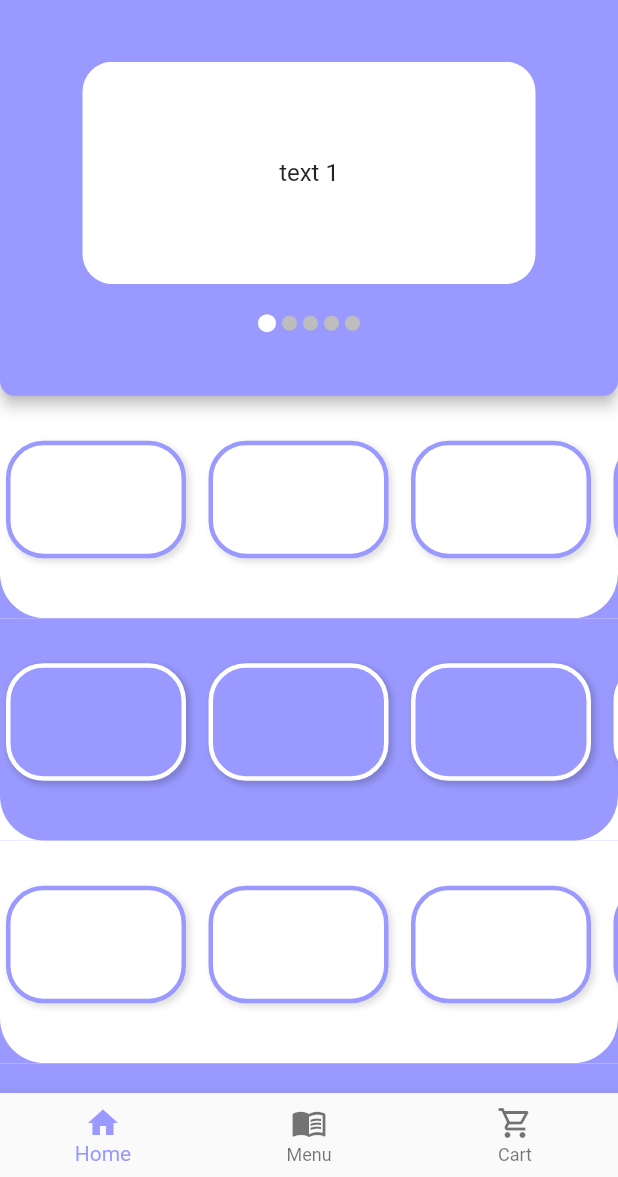
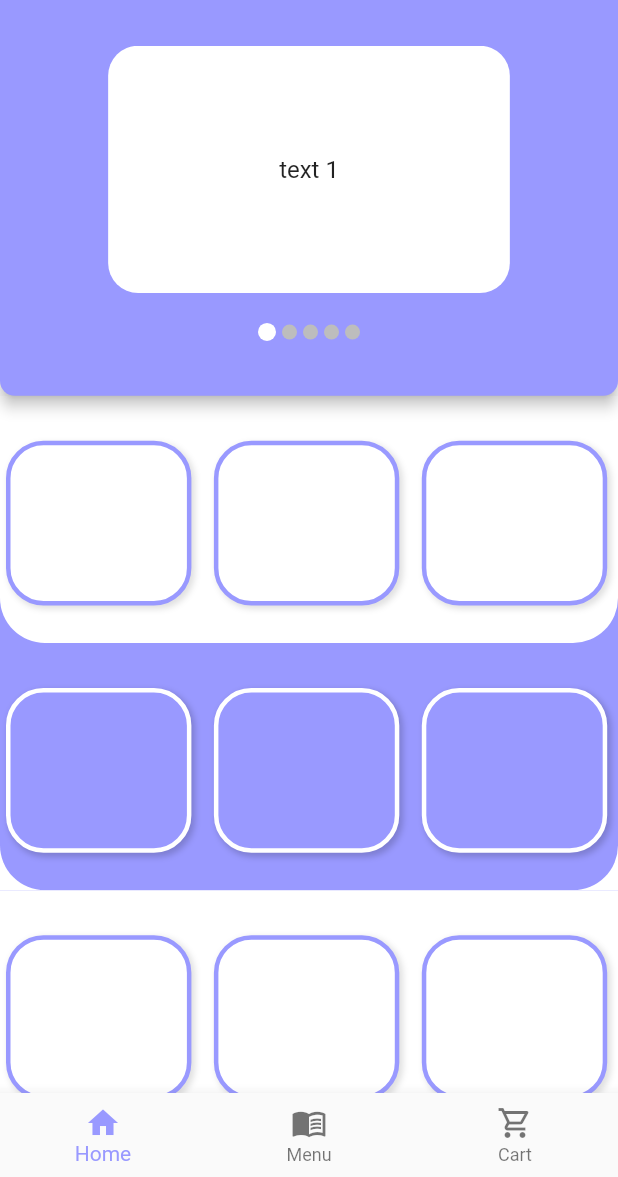
Before and after one commit to MohanpreetS/flutter_projects, a Flutter app: the screen it shows after launch, on a phone screen of 412 x 824 dp, the part 59-1236 px from its top. Run offline on Flutter 3.47's test engine with Material 2 defaults, Android fonts, the phone set to English and light mode, and no system bars; drawn by our look-alikes of carousel_slider; our stand-ins replace shared_preferences, sticky_headers.

Commit message:
platform specific sizes

```diff
--- a/rodhos/lib/screens/cart_screen.dart
+++ b/rodhos/lib/screens/cart_screen.dart
@@ -109,7 +109,8 @@ class _CartScreenState extends State<CartScreen> {
                 topLeft: Radius.circular(20),
                 topRight: Radius.circular(20),
               ),
-              color: Colors.grey.shade300,
+              //color: Colors.grey.shade300,
+              color: Theme.of(context).primaryColor,
             ),
           )
         ],
--- a/rodhos/lib/screens/home_screen.dart
+++ b/rodhos/lib/screens/home_screen.dart
@@ -1,3 +1,5 @@
+import 'dart:io';
+
 import 'package:flutter/material.dart';
 
 import '../screens/cart_screen.dart';
@@ -43,21 +45,19 @@ class _HomeScreenState extends State<HomeScreen> {
           bottom: PreferredSize(
             preferredSize: Size.fromHeight(mQuery.size.height * 0.3),
             child: Container(
-              height: mQuery.size.height * 0.24,
+              height: Platform.isIOS
+                  ? mQuery.size.height * 0.25
+                  : mQuery.size.height * 0.265,
               //width: mQuery.size.width,
               decoration: BoxDecoration(
                 //color: Colors.white,
                 borderRadius: BorderRadius.circular(25),
               ),
               margin: EdgeInsets.only(
-                bottom: 25,
+                bottom: 15,
                 left: 50,
                 right: 50,
               ),
-              // child: Center(
-              //   child: Text('Best dishes'),
-              // ),
-              //TODO: Carousel Slider
               child: Column(
                 children: [
                   CarouselSlider(
@@ -65,7 +65,9 @@ class _HomeScreenState extends State<HomeScreen> {
                       return Builder(
                         builder: (BuildContext context) {
                           return Container(
-                            width: MediaQuery.of(context).size.width * 0.8,
+                            width: Platform.isIOS
+                                ? MediaQuery.of(context).size.width * 0.8
+                                : MediaQuery.of(context).size.width * 0.65,
                             margin: EdgeInsets.symmetric(horizontal: 5.0),
                             decoration: BoxDecoration(
                               color: Colors.white,
@@ -82,7 +84,9 @@ class _HomeScreenState extends State<HomeScreen> {
                       );
                     }).toList(),
                     options: CarouselOptions(
-                      height: mQuery.size.height * 0.18,
+                      height: Platform.isIOS
+                          ? mQuery.size.height * 0.18
+                          : mQuery.size.height * 0.2,
                       aspectRatio: 16 / 9,
                       viewportFraction: 1,
                       initialPage: 0,
--- a/rodhos/lib/widgets/cart_panel.dart
+++ b/rodhos/lib/widgets/cart_panel.dart
@@ -5,7 +5,7 @@ import '../providers/order.dart';
 import '../models/order_item.dart';
 
 class CartPanel extends StatefulWidget {
-  var orderItem;
+  final orderItem;
 
   CartPanel(this.orderItem);
   @override
--- a/rodhos/lib/widgets/dish_tile.dart
+++ b/rodhos/lib/widgets/dish_tile.dart
@@ -83,7 +83,7 @@ class DishTile extends StatelessWidget {
           ),
         ],
       ),
-      height: MediaQuery.of(context).size.height * 0.11,
+      height: MediaQuery.of(context).size.height * 0.12,
       padding: EdgeInsets.all(10),
       margin: EdgeInsets.all(8),
       decoration: BoxDecoration(
--- a/rodhos/lib/widgets/home_section.dart
+++ b/rodhos/lib/widgets/home_section.dart
@@ -1,8 +1,10 @@
+import 'dart:io';
+
 import 'package:flutter/material.dart';
 
 import './home_section_item.dart';
 
-class HomeSection extends StatelessWidget {
+class HomeSection extends StatefulWidget {
   final Color color;
   final Color nextColor;
 
@@ -12,32 +14,41 @@ class HomeSection extends StatelessWidget {
   });
 
   @override
+  _HomeSectionState createState() => _HomeSectionState();
+}
+
+class _HomeSectionState extends State<HomeSection> {
+  @override
   Widget build(BuildContext context) {
+    double bm;
+
     final mQuery = MediaQuery.of(context);
     return Container(
-      color: nextColor,
+      color: widget.nextColor,
       child: Container(
         decoration: BoxDecoration(
-          color: color,
+          color: widget.color,
           borderRadius: const BorderRadius.only(
               bottomLeft: Radius.circular(30.0),
               bottomRight: Radius.circular(30.0)),
         ),
-        padding: const EdgeInsets.only(
+        padding: EdgeInsets.only(
           top: 30.0,
           left: 4,
-          bottom: 40,
+          bottom: Platform.isIOS ? 35 : 25,
         ),
-        height: mQuery.size.height * 0.18,
+        height: Platform.isIOS
+            ? mQuery.size.height * 0.18
+            : mQuery.size.height * 0.2,
         child: ListView(
           scrollDirection: Axis.horizontal,
           clipBehavior: Clip.none,
           children: [
-            HomeSectionItem(color: color, nextColor: nextColor),
-            HomeSectionItem(color: color, nextColor: nextColor),
-            HomeSectionItem(color: color, nextColor: nextColor),
-            HomeSectionItem(color: color, nextColor: nextColor),
-            HomeSectionItem(color: color, nextColor: nextColor)
+            HomeSectionItem(color: widget.color, nextColor: widget.nextColor),
+            HomeSectionItem(color: widget.color, nextColor: widget.nextColor),
+            HomeSectionItem(color: widget.color, nextColor: widget.nextColor),
+            HomeSectionItem(color: widget.color, nextColor: widget.nextColor),
+            HomeSectionItem(color: widget.color, nextColor: widget.nextColor)
           ],
         ),
       ),
--- a/rodhos/lib/widgets/home_section_item.dart
+++ b/rodhos/lib/widgets/home_section_item.dart
@@ -1,3 +1,5 @@
+import 'dart:io';
+
 import 'package:flutter/material.dart';
 
 class HomeSectionItem extends StatelessWidget {
@@ -12,8 +14,9 @@ class HomeSectionItem extends StatelessWidget {
   Widget build(BuildContext context) {
     final mQuery = MediaQuery.of(context);
     return Container(
-      height: mQuery.size.height * 0.16,
-      width: 120,
+      height:
+          Platform.isIOS ? mQuery.size.height * 0.16 : mQuery.size.height * 0.4,
+      width: mQuery.size.width * 0.30,
       decoration: BoxDecoration(
         color: color,
         borderRadius: BorderRadius.circular(25),
```
